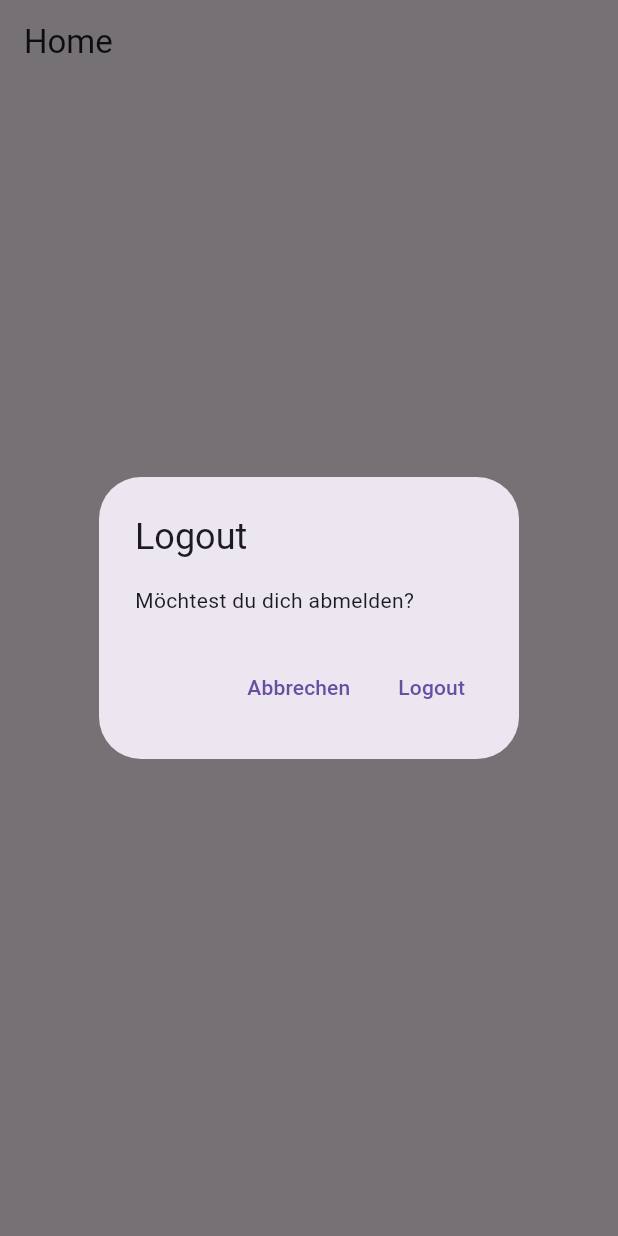
After one commit to meinzeug/mrs-unkwn, a Flutter app: the HomePage screen opened by its route, after a tap on "Logout", on a phone screen of 412 x 824 dp. The commit adds this screen. Run offline on Flutter 3.47's test engine with Material 3 defaults, Android fonts, the phone set to English and light mode, and no system bars; our stand-ins replace bloc, dio, firebase_core, firebase_crashlytics, flutter_bloc, flutter_secure_storage and 5 more; missing offline and left inert: firebase_performance; accounts and stored records are empty; generated files the repository leaves out were written again.

Commit message:
feat: implement logout flow

```diff
--- a/flutter_app/mrs_unkwn_app/lib/core/routing/app_router.dart
+++ b/flutter_app/mrs_unkwn_app/lib/core/routing/app_router.dart
@@ -5,6 +5,7 @@ import '../storage/secure_storage_service.dart';
 import 'route_constants.dart';
 import '../../features/monitoring/presentation/pages/monitoring_dashboard_page.dart';
 import '../../features/analytics/presentation/pages/analytics_dashboard_page.dart';
+import '../../features/auth/presentation/pages/home_page.dart';
 
 /// Central application router using [GoRouter].
 class AppRouter {
@@ -23,7 +24,7 @@ class AppRouter {
       ),
       GoRoute(
         path: RouteConstants.home,
-        builder: (context, state) => const Placeholder(),
+        builder: (context, state) => const HomePage(),
         redirect: _authGuard,
       ),
       GoRoute(
--- a/flutter_app/mrs_unkwn_app/lib/features/auth/presentation/bloc/auth_bloc.dart
+++ b/flutter_app/mrs_unkwn_app/lib/features/auth/presentation/bloc/auth_bloc.dart
@@ -131,10 +131,10 @@ class AuthBloc extends Bloc<AuthEvent, AuthState> {
     emit(AuthLoading());
     try {
       await _repository.logout();
-      emit(AuthInitial());
-    } catch (e) {
-      emit(AuthFailure(e.toString()));
+    } catch (_) {
+      // Ignore network errors to allow offline logout
     }
+    emit(AuthInitial());
   }
 
   void _onAuthStatusChanged(
--- /dev/null
+++ b/flutter_app/mrs_unkwn_app/lib/features/auth/presentation/pages/home_page.dart
@@ -0,0 +1,48 @@
+import 'package:flutter/material.dart';
+import 'package:flutter_bloc/flutter_bloc.dart';
+import 'package:go_router/go_router.dart';
+
+import '../bloc/auth_bloc.dart';
+import '../../../../core/routing/route_constants.dart';
+
+/// Simple home page displaying a logout button.
+class HomePage extends StatelessWidget {
+  const HomePage({super.key});
+
+  Future<void> _confirmLogout(BuildContext context) async {
+    final confirmed = await showDialog<bool>(
+      context: context,
+      builder: (ctx) => AlertDialog(
+        title: const Text('Logout'),
+        content: const Text('Möchtest du dich abmelden?'),
+        actions: [
+          TextButton(
+            onPressed: () => Navigator.of(ctx).pop(false),
+            child: const Text('Abbrechen'),
+          ),
+          TextButton(
+            onPressed: () => Navigator.of(ctx).pop(true),
+            child: const Text('Logout'),
+          ),
+        ],
+      ),
+    );
+    if (confirmed == true) {
+      context.read<AuthBloc>().add(LogoutRequested());
+      context.go(RouteConstants.login);
+    }
+  }
+
+  @override
+  Widget build(BuildContext context) {
+    return Scaffold(
+      appBar: AppBar(title: const Text('Home')),
+      body: Center(
+        child: ElevatedButton(
+          onPressed: () => _confirmLogout(context),
+          child: const Text('Logout'),
+        ),
+      ),
+    );
+  }
+}
```
Also changed, not shown: flutter_app/mrs_unkwn_app/lib/features/auth/data/repositories/auth_repository_impl.dart (+7 -2 lines), 4 other files.
